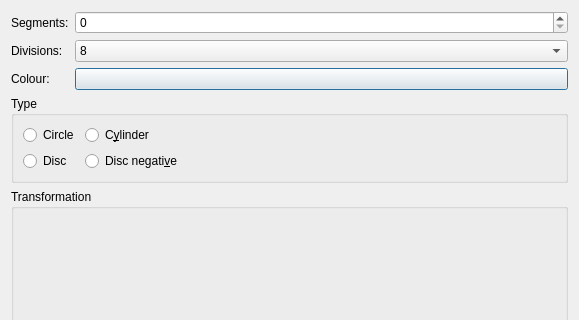
Old version of the form src/dialogs/circularprimitiveeditor.ui in the repository Symbian9/ldforge; both pictures show x 0 to 579 and y 0 to 320 of the 579 by 531 pixel window.
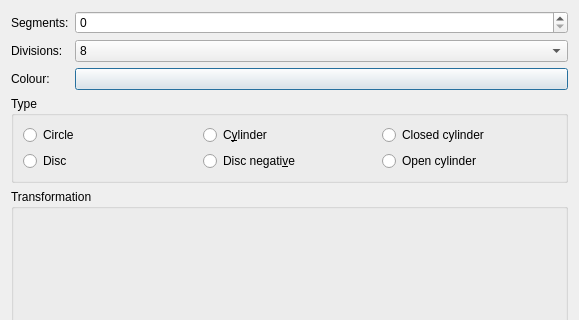
New version of the form. Custom widgets are drawn as their Qt base class.

Commit message: added support for open/closed cylinders in LDCircularPrimitive

Patch:
```diff
--- a/src/dialogs/circularprimitiveeditor.ui
+++ b/src/dialogs/circularprimitiveeditor.ui
@@ -73,35 +73,49 @@
      <property name="title">
       <string>Type</string>
      </property>
-     <layout class="QFormLayout" name="formLayout">
-      <item row="3" column="0">
-       <widget class="QRadioButton" name="disc">
-        <property name="text">
-         <string>Disc</string>
-        </property>
-       </widget>
-      </item>
-      <item row="3" column="1">
-       <widget class="QRadioButton" name="discNegative">
-        <property name="text">
-         <string>Disc negati&amp;ve</string>
-        </property>
-       </widget>
-      </item>
-      <item row="2" column="0">
+     <layout class="QGridLayout" name="gridLayout">
+      <item row="0" column="0">
        <widget class="QRadioButton" name="circle">
         <property name="text">
          <string>Circle</string>
         </property>
        </widget>
       </item>
-      <item row="2" column="1">
+      <item row="0" column="1">
        <widget class="QRadioButton" name="cylinder">
         <property name="text">
          <string>C&amp;ylinder</string>
         </property>
        </widget>
       </item>
+      <item row="0" column="2">
+       <widget class="QRadioButton" name="cylinderClosed">
+        <property name="text">
+         <string>Closed cylinder</string>
+        </property>
+       </widget>
+      </item>
+      <item row="1" column="0">
+       <widget class="QRadioButton" name="disc">
+        <property name="text">
+         <string>Disc</string>
+        </property>
+       </widget>
+      </item>
+      <item row="1" column="1">
+       <widget class="QRadioButton" name="discNegative">
+        <property name="text">
+         <string>Disc negati&amp;ve</string>
+        </property>
+       </widget>
+      </item>
+      <item row="1" column="2">
+       <widget class="QRadioButton" name="cylinderOpen">
+        <property name="text">
+         <string>Open cylinder</string>
+        </property>
+       </widget>
+      </item>
      </layout>
     </widget>
    </item>
```
The commit also changes 7 other files.
